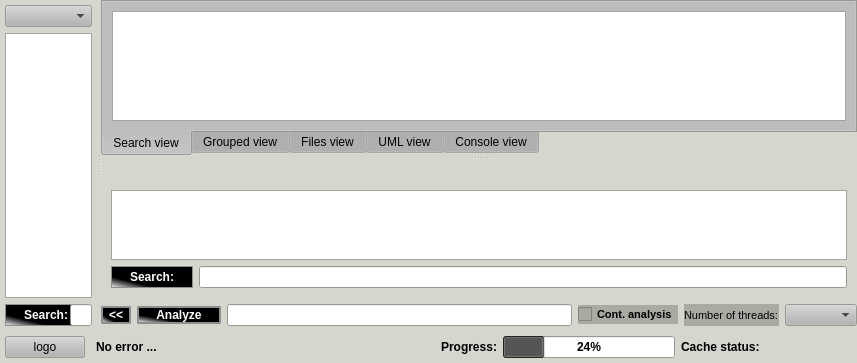
The window that dltmessageanalyzerplugin/src/form.ui (svlad-90/DLT-Message-Analyzer) describes before a commit, drawn with Qt 5.
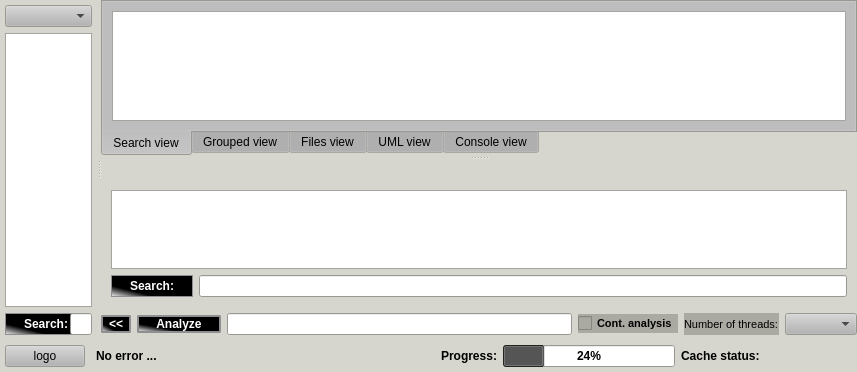
The same window after the commit. Custom widgets are drawn as their Qt base class.

Diff of the .ui file:
```diff
--- a/dltmessageanalyzerplugin/src/form.ui
+++ b/dltmessageanalyzerplugin/src/form.ui
@@ -7,7 +7,7 @@
     <x>0</x>
     <y>0</y>
     <width>857</width>
-    <height>348</height>
+    <height>372</height>
    </rect>
   </property>
   <property name="sizePolicy">
```
Left out of the diff: 2 changed lines with no effect on the pictures.
